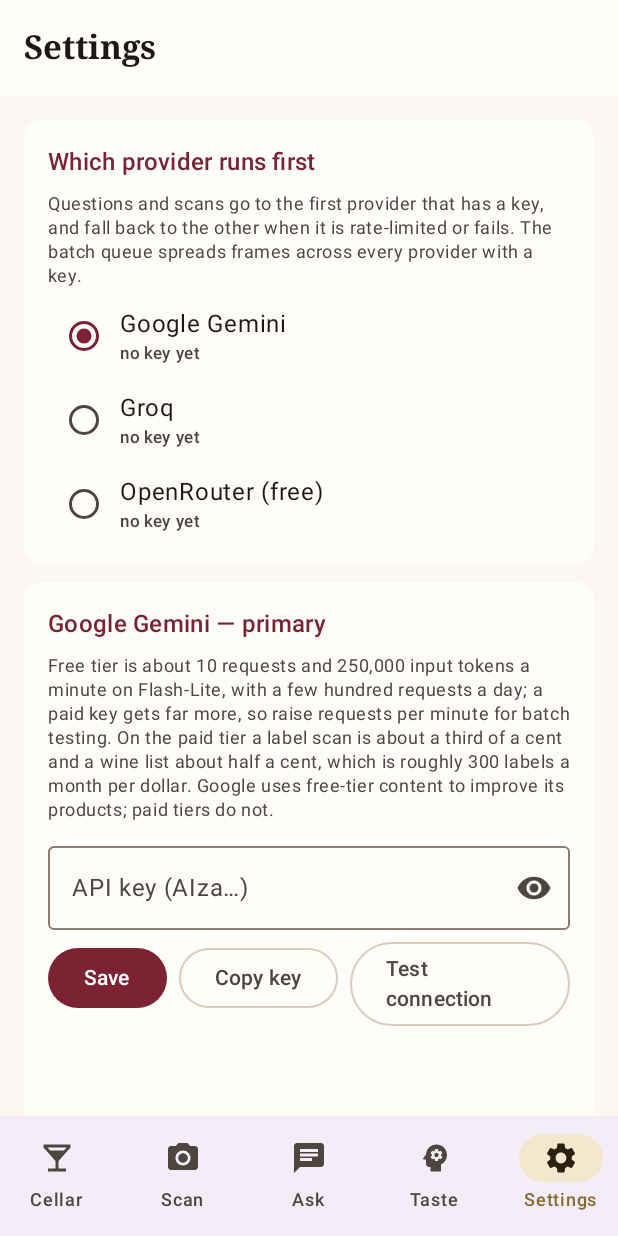
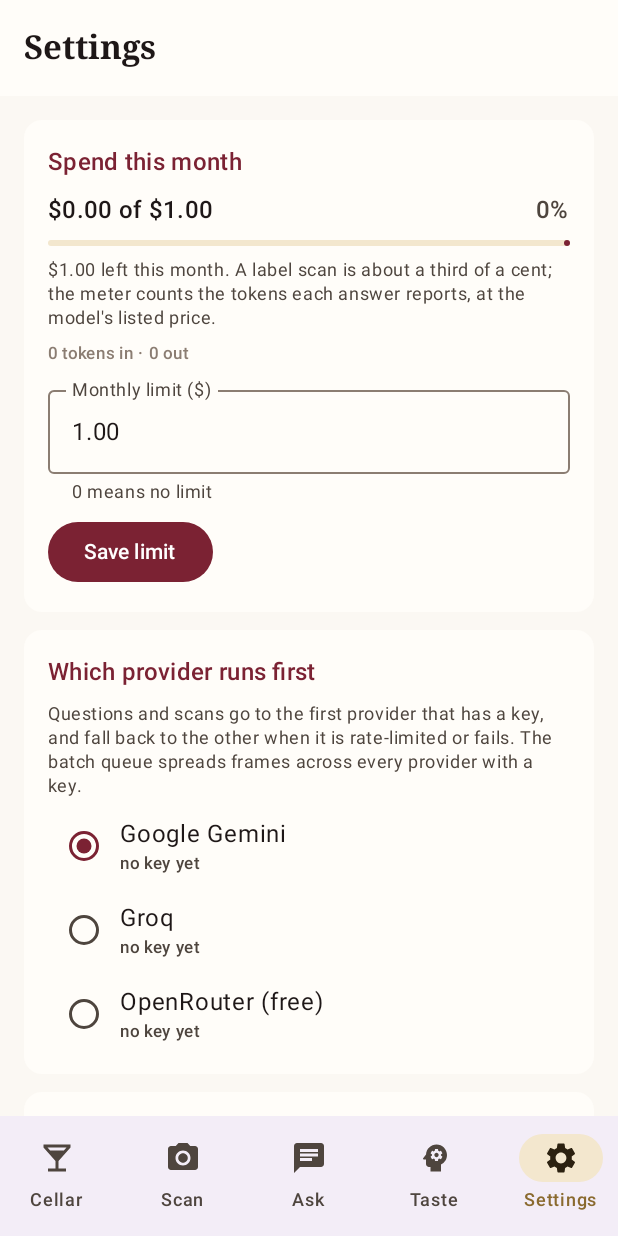
Before and after one commit to iairj84/vinoteca, an Android app built with Jetpack Compose: the screen it shows after launch (MainActivity), item 5 of the bottom bar chosen, on a phone screen of 412 x 824 dp. Run offline under Robolectric (Android 15) with nearby library versions, the phone set to English and light mode, and no system bars; pictures from the network do not load.

Commit message:
Hold a monthly spend cap counted from the usage each answer reports
A paid key bills by the token and the app had no idea what it spent: the only
place to find out was the provider's console, after the fact, and nothing stopped
a batch scan from running through a budget in an afternoon. Every successful
answer carries usage.prompt_tokens and usage.completion_tokens, so AiClient now
prices those at the answering model's published rate and adds them to a
month-to-date total kept in nano-dollars per calendar month. Settings shows that
total against an editable limit (default $1.00), turns amber at 80%, and at the
limit complete() refuses before building a request, so nothing is sent and
nothing is billed. Free models count tokens but cost nothing; a model outside the
table is priced as Flash-Lite, and a provider that reports no usage is left
uncounted rather than estimated.

🤖 Generated with Codebuff
Co-Authored-By: Codebuff <noreply@codebuff.com>

```diff
--- a/app/src/main/java/com/wineverdict/app/data/SettingsStore.kt
+++ b/app/src/main/java/com/wineverdict/app/data/SettingsStore.kt
@@ -1,6 +1,7 @@
 package com.wineverdict.app.data
 
 import android.content.Context
+import android.content.SharedPreferences
 import com.wineverdict.app.ai.AiProvider
 
 /**
@@ -134,6 +135,9 @@ class SettingsStore(context: Context) {
             .putString(KEY_CURRENCY, value.trim().uppercase().ifBlank { DEFAULT_CURRENCY })
             .apply()
 
+    /** What the month has cost so far, counted from the token usage providers report. */
+    val spend = SpendMeter(PreferenceCounters(prefs))
+
     private fun name(slot: String, provider: AiProvider): String = "$slot.${provider.id}"
 
     private fun list(key: String, fallback: List<String>): List<String> =
@@ -161,3 +165,15 @@ class SettingsStore(context: Context) {
         const val DEFAULT_CURRENCY = "USD"
     }
 }
+
+private class PreferenceCounters(private val prefs: SharedPreferences) : SpendCounters {
+    override fun getLong(key: String, fallback: Long): Long = prefs.getLong(key, fallback)
+    override fun putLong(key: String, value: Long) {
+        prefs.edit().putLong(key, value).apply()
+    }
+
+    override fun getInt(key: String, fallback: Int): Int = prefs.getInt(key, fallback)
+    override fun putInt(key: String, value: Int) {
+        prefs.edit().putInt(key, value).apply()
+    }
+}
--- /dev/null
+++ b/app/src/main/java/com/wineverdict/app/data/SpendMeter.kt
@@ -0,0 +1,164 @@
+package com.wineverdict.app.data
+
+import com.wineverdict.app.ai.AiProvider
+import java.time.YearMonth
+import java.util.Locale
+
+/**
+ * The handful of numbers the spend meter keeps. SharedPreferences on the phone, a map in a test.
+ */
+interface SpendCounters {
+    fun getLong(key: String, fallback: Long): Long
+    fun putLong(key: String, value: Long)
+    fun getInt(key: String, fallback: Int): Int
+    fun putInt(key: String, value: Int)
+}
+
+/**
+ * What this month has cost, counted from the token usage every provider reports back.
+ *
+ * The app used to have no idea what it spent: a request went out and the answer came back, and the
+ * bill — small, but real on a paid key — was only visible in the provider's console. Providers
+ * return `usage.prompt_tokens` and `usage.completion_tokens` on every answer, so the meter records
+ * those against the model that answered, prices them at that model's published rate, and keeps the
+ * total for the calendar month. Past the limit it refuses to send anything, which is the difference
+ * between a budget and a hope.
+ *
+ * Money is kept in nano-dollars so the arithmetic stays whole: $0.25 per million tokens is exactly
+ * 250 nano-dollars a token, and nothing drifts as calls accumulate.
+ */
+class SpendMeter(
+    private val counters: SpendCounters,
+    private val month: () -> YearMonth = { YearMonth.now() }
+) {
+
+    data class Total(
+        val month: YearMonth,
+        val spentNanos: Long,
+        val inputTokens: Long,
+        val outputTokens: Long,
+        val limitNanos: Long
+    ) {
+        /** How much of the limit is gone. Zero, not full, when there is no limit to measure against. */
+        val fraction: Float
+            get() = if (limitNanos <= 0L) 0f else {
+                (spentNanos.toDouble() / limitNanos).coerceIn(0.0, 1.0).toFloat()
+            }
+
+        /** Nothing more is sent: the month's money is gone. */
+        val blocked: Boolean get() = limitNanos > 0L && spentNanos >= limitNanos
+
+        /** At or past [WARN_PERCENT] of the limit, but not yet over it. */
+        val warning: Boolean
+            get() = !blocked && limitNanos > 0L &&
+                spentNanos * 100L >= limitNanos * WARN_PERCENT
+
+        val remainingNanos: Long get() = (limitNanos - spentNanos).coerceAtLeast(0L)
+
+        val spent: String get() = dollars(spentNanos)
+        val limit: String get() = dollars(limitNanos)
+        val remaining: String get() = dollars(remainingNanos)
+        val percent: Int get() = (fraction * 100).toInt()
+    }
+
+    /** The monthly cap, in cents. Zero means no cap. */
+    var limitCents: Int
+        get() = counters.getInt(KEY_LIMIT_CENTS, DEFAULT_LIMIT_CENTS).coerceIn(0, MAX_LIMIT_CENTS)
+        set(value) = counters.putInt(KEY_LIMIT_CENTS, value.coerceIn(0, MAX_LIMIT_CENTS))
+
+    fun total(): Total {
+        val current = month()
+        return Total(
+            month = current,
+            spentNanos = counters.getLong(key(current, "nanos"), 0L),
+            inputTokens = counters.getLong(key(current, "in"), 0L),
+            outputTokens = counters.getLong(key(current, "out"), 0L),
+            limitNanos = limitCents.toLong() * NANOS_PER_CENT
+        )
+    }
+
+    /**
+     * Adds one answered request. A provider that reports nothing is not guessed at: without real
+     * counts there is nothing honest to add, and a wrong number here would either stop the user
+     * early or let the month overspend.
+     */
+    fun add(provider: AiProvider, model: String, inputTokens: Int, outputTokens: Int) {
+        if (inputTokens <= 0 && outputTokens <= 0) return
+        val current = month()
+        val cost = inputTokens.toLong() * TokenPrices.input(provider, model) +
+            outputTokens.toLong() * TokenPrices.output(provider, model)
+        if (cost <= 0L) {
+            // A free model still counts its tokens, so the screen can say what the free tier did.
+            counters.putLong(key(current, "in"), counters.getLong(key(current, "in"), 0L) + inputTokens)
+            counters.putLong(key(current, "out"), counters.getLong(key(current, "out"), 0L) + outputTokens)
+            return
+        }
+        counters.putLong(key(current, "nanos"), counters.getLong(key(current, "nanos"), 0L) + cost)
+        counters.putLong(key(current, "in"), counters.getLong(key(current, "in"), 0L) + inputTokens)
+        counters.putLong(key(current, "out"), counters.getLong(key(current, "out"), 0L) + outputTokens)
+    }
+
+    private fun key(month: YearMonth, slot: String): String = "$month.$slot"
+
+    companion object {
+        const val DEFAULT_LIMIT_CENTS = 100
+        const val WARN_PERCENT = 80L
+        const val MAX_LIMIT_CENTS = 100_000
+
+        private const val NANOS_PER_CENT = 10_000_000L
+        private const val KEY_LIMIT_CENTS = "spend.limit.cents"
+
+        /** "$0.42", or three decimals while it is still under a dime. */
+        fun dollars(nanos: Long): String {
+            val value = nanos / 1_000_000_000.0
+            val format = if (value >= 0.10 || value <= 0.0) "%.2f" else "%.3f"
+            return "$" + String.format(Locale.US, format, value)
+        }
+    }
+}
+
+/**
+ * Published prices, as nano-dollars per token (a price per million tokens, times a thousand).
+ *
+ * Only the models that cost money are listed. A `:free` model is free on any provider, and Groq's
+ * free tier is free by definition; a paid Groq account would be under-counted here, which is why
+ * the meter says "estimated" rather than promising a bill.
+ */
+object TokenPrices {
+
+    private data class Price(val prefix: String, val input: Long, val output: Long)
+
+    // Gemini, November 2026. Flash-Lite first: "gemini-3.1-flash" would otherwise match its lite
+    // sibling, and the app's own default is the lite model.
+    private val gemini = listOf(
+        Price("gemini-3.1-flash-lite", 250, 1_500),
+        Price("gemini-3.5-flash-lite", 300, 2_500),
+        Price("gemini-2.5-flash-lite", 100, 400),
+        Price("gemini-3-flash-lite", 250, 1_500),
+        Price("gemini-2.5-flash", 300, 2_500),
+        Price("gemini-3-flash", 500, 3_000),
+        Price("gemini-3.1-flash", 500, 3_000),
+        Price("gemini-3-pro", 2_000, 12_000),
+        Price("gemini-2.5-pro", 1_250, 10_000)
+    )
+
+    /** What an unpriced Gemini model is assumed to cost: the Flash-Lite class, the app's default. */
+    private val geminiFallback = Price("", 250, 1_500)
+
+    fun input(provider: AiProvider, model: String): Long = price(provider, model).first
+
+    fun output(provider: AiProvider, model: String): Long = price(provider, model).second
+
+    private fun price(provider: AiProvider, model: String): Pair<Long, Long> {
+        val id = model.trim().lowercase().substringAfterLast('/')
+        if (id.contains(":free") || id.startsWith("free")) return 0L to 0L
+        return when (provider) {
+            AiProvider.GEMINI -> (gemini.firstOrNull { id.startsWith(it.prefix) } ?: geminiFallback)
+                .let { it.input to it.output }
+
+            // Groq and OpenRouter: the free tiers this app documents. Nothing is billed, so
+            // nothing is counted against the cap.
+            AiProvider.GROQ, AiProvider.OPENROUTER -> 0L to 0L
+        }
+    }
+}
--- a/app/src/main/java/com/wineverdict/app/ui/SettingsScreen.kt
+++ b/app/src/main/java/com/wineverdict/app/ui/SettingsScreen.kt
@@ -49,6 +49,7 @@ import androidx.compose.runtime.rememberCoroutineScope
 import androidx.compose.runtime.setValue
 import androidx.compose.ui.Alignment
 import androidx.compose.ui.Modifier
+import androidx.compose.ui.graphics.Color
 import androidx.compose.ui.platform.LocalContext
 import androidx.compose.ui.text.input.KeyboardType
 import androidx.compose.ui.text.input.PasswordVisualTransformation
@@ -62,11 +63,15 @@ import com.wineverdict.app.data.Backup
 import com.wineverdict.app.data.BackupFile
 import com.wineverdict.app.data.ImportPreview
 import com.wineverdict.app.data.SettingsStore
+import com.wineverdict.app.data.SpendMeter
 import com.wineverdict.app.data.Updater
 import com.wineverdict.app.data.WineImport
 import com.wineverdict.app.model.StorageLocation
+import kotlinx.coroutines.delay
 import kotlinx.coroutines.launch
 import java.io.File
+import java.util.Locale
+import kotlin.math.roundToInt
 
 @OptIn(ExperimentalMaterial3Api::class)
 @Composable
@@ -277,6 +282,8 @@ fun SettingsScreen(onOpenAdvancedTaste: () -> Unit = {}) {
                 .padding(16.dp),
             verticalArrangement = Arrangement.spacedBy(12.dp)
         ) {
+            SpendSection()
+
             SectionCard("Which provider runs first") {
                 Text(
                     "Questions and scans go to the first provider that has a key, and fall back to the other when it is rate-limited or fails. The batch queue spreads frames across every provider with a key.",
@@ -851,6 +858,114 @@ private fun draftOf(settings: SettingsStore, provider: AiProvider): ProviderDraf
     rpm = settings.requestsPerMinute(provider).toString()
 )
 
+/** Amber, for "nearly at the cap": loud enough to read, not the red of "refused". */
+private val WarnAmber = Color(0xFFB26A00)
+
+/**
+ * The month's spend, counted from what the providers said each answer cost.
+ *
+ * It sits first in Settings because it is the one number that answers "what is this costing me?",
+ * and because the cap it enforces is silent until it fires: a warning at 80% is the only chance the
+ * reader gets to raise the limit before a scan is refused.
+ */
+@Composable
+private fun SpendSection() {
+    var tick by remember { mutableStateOf(0) }
+    var limitText by remember { mutableStateOf(centsText(AppGraph.settings.spend.limitCents)) }
+    // Other screens add to the meter while this one is open (a batch scan, a backfill of notes),
+    // so the figure is re-read rather than frozen at the moment Settings was opened.
+    LaunchedEffect(Unit) {
+        while (true) {
+            delay(2_000)
+            tick++
+        }
+    }
+    val total = remember(tick) { AppGraph.settings.spend.total() }
+
+    SectionCard("Spend this month") {
+        Row(
+            modifier = Modifier.fillMaxWidth(),
+            horizontalArrangement = Arrangement.SpaceBetween,
+            verticalAlignment = Alignment.CenterVertically
+        ) {
+            Text(
+                "${total.spent} of ${total.limit}",
+                style = MaterialTheme.typography.titleMedium
+            )
+            Text(
+                "${total.percent}%",
+                style = MaterialTheme.typography.titleMedium,
+                color = when {
+                    total.blocked -> MaterialTheme.colorScheme.error
+                    total.warning -> WarnAmber
+                    else -> MaterialTheme.colorScheme.onSurfaceVariant
+                }
+            )
+        }
+        LinearProgressIndicator(
+            progress = { total.fraction },
+            modifier = Modifier.fillMaxWidth(),
+            color = when {
+                total.blocked -> MaterialTheme.colorScheme.error
+                total.warning -> WarnAmber
+                else -> MaterialTheme.colorScheme.primary
+            }
+        )
+        Text(
+            when {
+                total.blocked ->
+                    "The limit is used, so nothing more is sent until ${total.month.plusMonths(1)} " +
+                        "or until you raise it here."
+                total.warning ->
+                    "${SpendMeter.WARN_PERCENT}% used — ${total.remaining} left this month. " +
+                        "Requests are refused once it is gone."
+                total.limitNanos == 0L ->
+                    "No limit set. Scans and questions are sent whatever this month has cost."
+                else ->
+                    "${total.remaining} left this month. A label scan is about a third of a cent; " +
+                        "the meter counts the tokens each answer reports, at the model's listed price."
+            },
+            style = MaterialTheme.typography.bodySmall,
+            color = when {
+                total.blocked -> MaterialTheme.colorScheme.error
+                total.warning -> WarnAmber
+                else -> MaterialTheme.colorScheme.onSurfaceVariant
+            }
+        )
+        Text(
+            "${thousands(total.inputTokens)} tokens in · ${thousands(total.outputTokens)} out",
+            style = MaterialTheme.typography.labelSmall,
+            color = MaterialTheme.colorScheme.outline
+        )
+        OutlinedTextField(
+            value = limitText,
+            onValueChange = { typed ->
+                limitText = typed.filter { it.isDigit() || it == '.' }.take(7)
+            },
+            label = { Text("Monthly limit (\$)") },
+            supportingText = { Text("0 means no limit") },
+            singleLine = true,
+            keyboardOptions = KeyboardOptions(keyboardType = KeyboardType.Decimal),
+            modifier = Modifier.fillMaxWidth()
+        )
+        Button(
+            onClick = {
+                val cents = ((limitText.toDoubleOrNull() ?: 0.0)
+                    .coerceIn(0.0, SpendMeter.MAX_LIMIT_CENTS / 100.0) * 100).roundToInt()
+                AppGraph.settings.spend.limitCents = cents
+                limitText = centsText(cents)
+                tick++
+            }
+        ) {
+            Text("Save limit")
+        }
+    }
+}
+
+private fun centsText(cents: Int): String = String.format(Locale.US, "%.2f", cents / 100.0)
+
+private fun thousands(value: Long): String = String.format(Locale.US, "%,d", value)
+
 @Composable
 private fun ProviderCard(
     provider: AiProvider,
```
Also changed, not shown: app/src/main/java/com/wineverdict/app/ai/AiClient.kt (+32 -0 lines), 4 other files.
